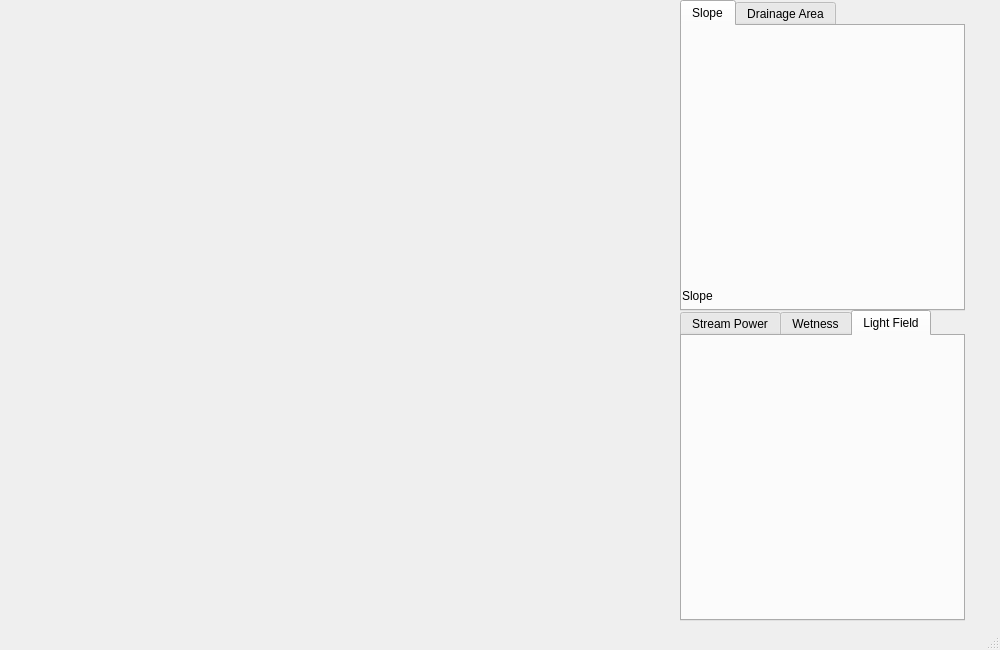
Old version of the form display.ui in the repository dyavil/Procedural_Tools.
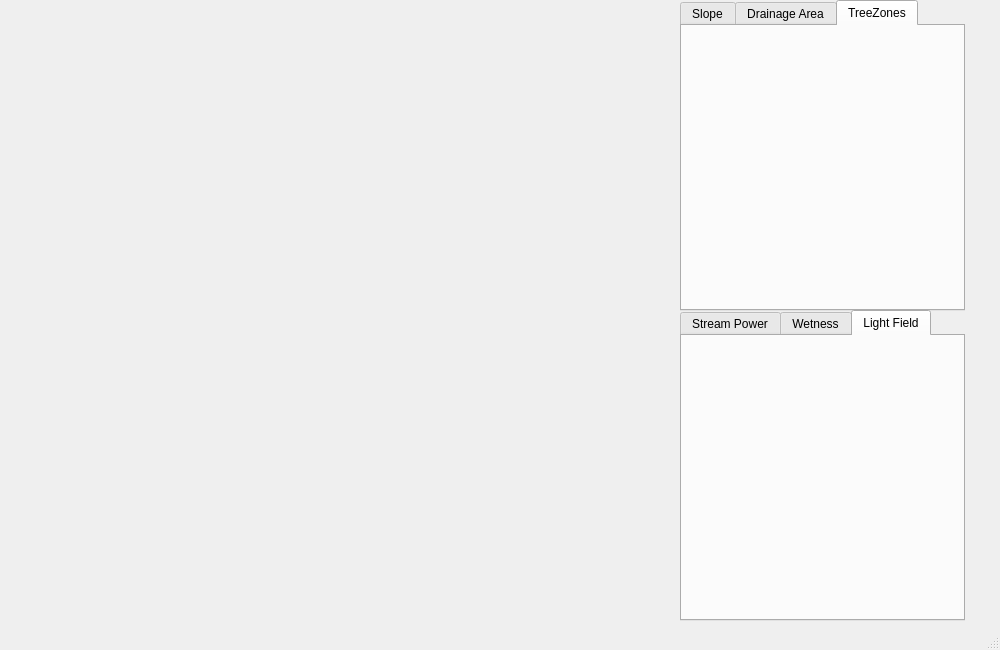
New version of the form. The open tabs and pages were chosen to show the change. Custom widgets are drawn as their Qt base class.

The edit to the form file:
```diff
--- a/display.ui
+++ b/display.ui
@@ -34,7 +34,7 @@
      </rect>
     </property>
     <property name="currentIndex">
-     <number>0</number>
+     <number>2</number>
     </property>
     <widget class="QWidget" name="SlopeTab">
      <attribute name="title">
@@ -100,6 +100,24 @@
       </property>
      </widget>
     </widget>
+    <widget class="QWidget" name="tab_5">
+     <attribute name="title">
+      <string>TreeZones</string>
+     </attribute>
+     <widget class="QLabel" name="treeZoneImg">
+      <property name="geometry">
+       <rect>
+        <x>0</x>
+        <y>0</y>
+        <width>281</width>
+        <height>281</height>
+       </rect>
+      </property>
+      <property name="text">
+       <string/>
+      </property>
+     </widget>
+    </widget>
    </widget>
    <widget class="QTabWidget" name="tabWidget_2">
     <property name="geometry">
```
Left out of the diff: 2 changed lines with no effect on the pictures.
